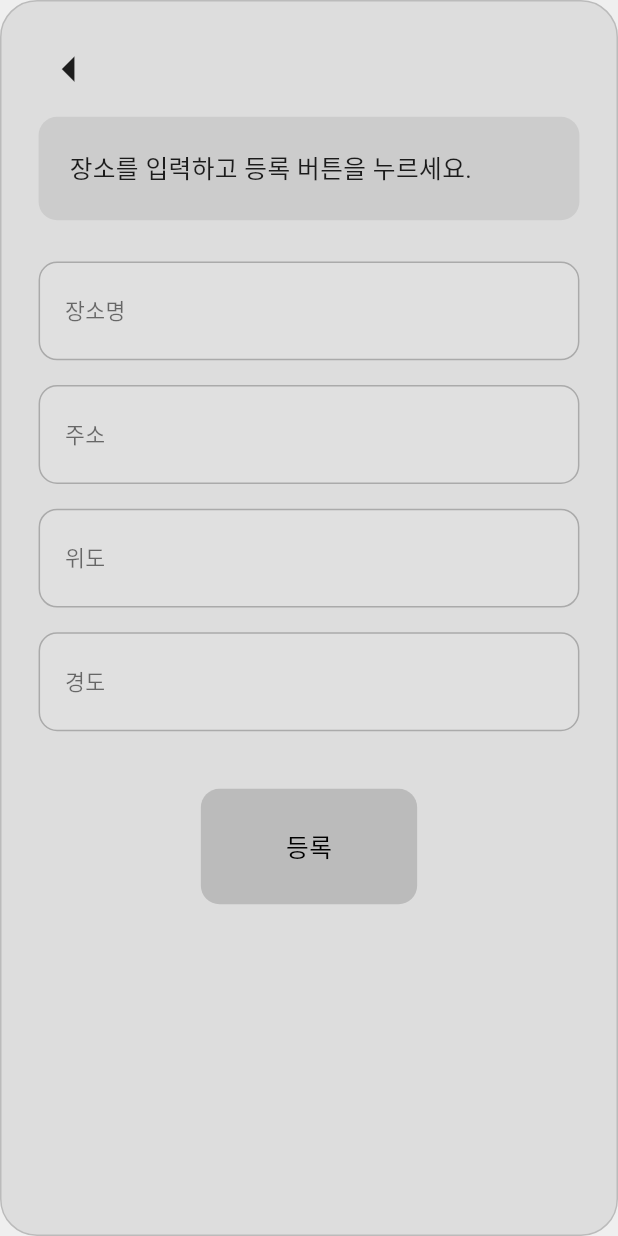
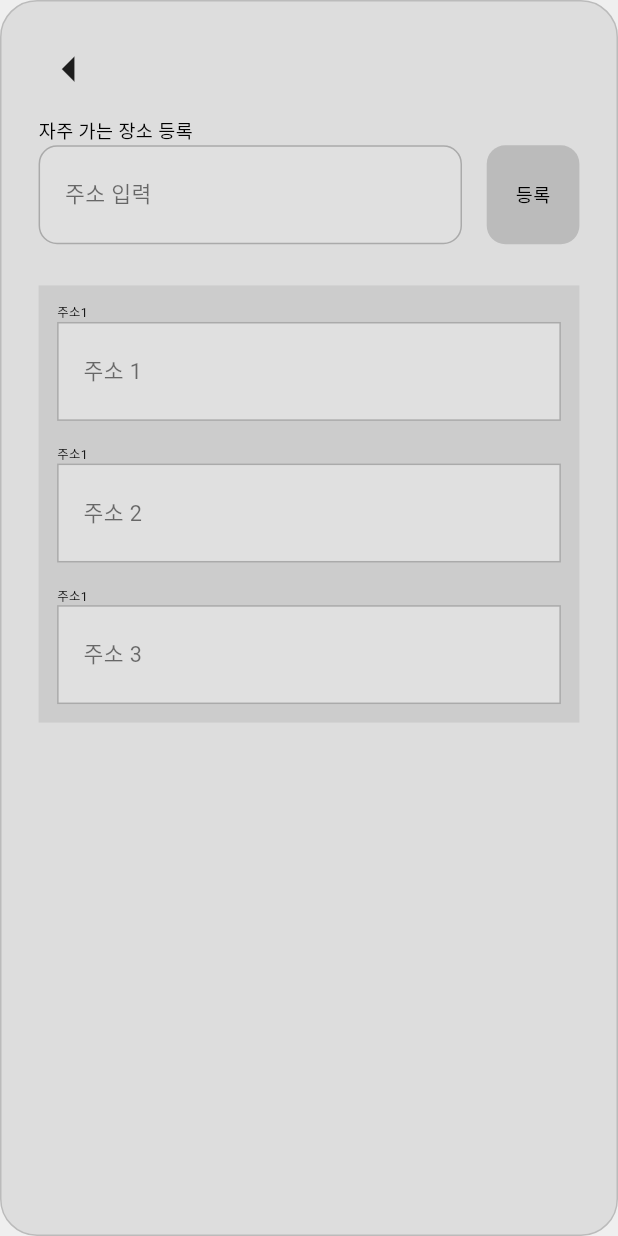
Before and after one commit to kimhyerim0000/my_app, a Flutter app: the UI2Screen screen opened directly, on a phone screen of 412 x 824 dp. Run offline on Flutter 3.47's test engine with Material 3 defaults, Android fonts, the phone set to English and light mode, and no system bars.

Commit message:
ui2 하는중중

```diff
--- a/lib/ui2_screen.dart
+++ b/lib/ui2_screen.dart
@@ -24,77 +24,31 @@ class UI2Screen extends StatelessWidget {
             padding: EdgeInsets.all(12 * scaleW),
             child: Column(
               crossAxisAlignment: CrossAxisAlignment.start,
-              children: [Align(
+              children: [
+                Align(
                   alignment: Alignment.topLeft,
                   child: GestureDetector(
                     onTap: () {
-
-      //Navigator.pop(context); // 이전 화면으로 돌아가기
-
+                      Navigator.pop(context);
                     },
                     child: Icon(
-      Icons.arrow_left, // 삼각형 느낌의 왼쪽 화살표
+                      Icons.arrow_left,
                       size: 20 * scaleW,
                       color: Colors.black87,
                     ),
                   ),
                 ),
                 SizedBox(height: 4 * scaleH),
-
-                // 상단 회색 상자 (장소 입력 안내)
-                Container(
-                  width: double.infinity,
-                  padding: EdgeInsets.symmetric(
-                      vertical: 8 * scaleH, horizontal: 10 * scaleW),
-                  decoration: BoxDecoration(
-                    color: const Color(0xFFCCCCCC),
-                    borderRadius: BorderRadius.circular(6 * scaleW),
-                  ),
-                  child: Text(
-                    '장소를 입력하고 등록 버튼을 누르세요.',
-                    style: TextStyle(
-                      fontSize: 8 * scaleW,
-                      color: Colors.black87,
-                    ),
-                  ),
+                Text("자주 가는 장소 등록", style: TextStyle(color: Colors.black, fontSize:6*scaleW)),
+                Row(
+                  children: [
+                    Expanded(child: _inputField('주소 입력', scaleW, scaleH)),
+                    SizedBox(width: 8 * scaleW),
+                    RegisterButton(scaleW: scaleW, scaleH: scaleH),
+                  ],
                 ),
                 SizedBox(height: 10 * scaleH),
-
-                // 입력 필드 1
-                _inputField('장소명', scaleW, scaleH),
-                SizedBox(height: 6 * scaleH),
-
-                // 입력 필드 2
-                _inputField('주소', scaleW, scaleH),
-                SizedBox(height: 6 * scaleH),
-
-                // 입력 필드 3
-                _inputField('위도', scaleW, scaleH),
-                SizedBox(height: 6 * scaleH),
-
-                // 입력 필드 4
-                _inputField('경도', scaleW, scaleH),
-                SizedBox(height: 14 * scaleH),
-
-                // 등록 버튼
-                Center(
-                  child: Container(
-                    width: 70 * scaleW,
-                    height: 28 * scaleH,
-                    decoration: BoxDecoration(
-                      color: const Color(0xFFBBBBBB),
-                      borderRadius: BorderRadius.circular(6 * scaleW),
-                    ),
-                    alignment: Alignment.center,
-                    child: Text(
-                      '등록',
-                      style: TextStyle(
-                        fontSize: 8 * scaleW,
-                        color: Colors.black,
-                      ),
-                    ),
-                  ),
-                ),
+                InputFieldsColumn(scaleW: scaleW, scaleH: scaleH),
               ],
             ),
           ),
@@ -125,3 +79,82 @@ SizedBox(height: 4 * scaleH),
     );
   }
 }
+
+class InputFieldsColumn extends StatelessWidget {
+  final double scaleW;
+  final double scaleH;
+  const InputFieldsColumn({super.key, required this.scaleW, required this.scaleH});
+
+  @override
+  Widget build(BuildContext context) {
+    return Container(
+  padding: EdgeInsets.all(6 * scaleW),
+  decoration: BoxDecoration(
+    color: const Color(0xFFCCCCCC),
+    borderRadius: BorderRadius.circular(0),
+  ),
+  child: Column(
+    crossAxisAlignment: CrossAxisAlignment.start,
+    children: [
+      Text("주소1", style: TextStyle(color: Colors.black, fontSize:4*scaleW)),
+      _inputField('주소 1'),
+      SizedBox(height: 6 * scaleH),
+      Text("주소1", style: TextStyle(color: Colors.black, fontSize:4*scaleW)),
+      _inputField('주소 2'),
+      SizedBox(height: 6 * scaleH),
+      Text("주소1", style: TextStyle(color: Colors.black, fontSize:4*scaleW)),
+      _inputField('주소 3'),
+    ],
+  ),
+);
+
+  }
+
+  Widget _inputField(String hint) {
+    return Container(
+      padding: EdgeInsets.symmetric(horizontal: 8 * scaleW),
+      height: 24 * scaleH,
+      decoration: BoxDecoration(
+        color: const Color(0xFFE0E0E0),
+        borderRadius: BorderRadius.circular(0),
+        border: Border.all(color: const Color(0xFFAAAAAA)),
+      ),
+      child: Align(
+        alignment: Alignment.centerLeft,
+        child: Text(
+          hint,
+          style: TextStyle(
+            fontSize: 7 * scaleW,
+            color: Colors.black54,
+          ),
+        ),
+      ),
+    );
+  }
+}
+
+class RegisterButton extends StatelessWidget {
+  final double scaleW;
+  final double scaleH;
+  const RegisterButton({super.key, required this.scaleW, required this.scaleH});
+
+  @override
+  Widget build(BuildContext context) {
+    return Container(
+      width: 30 * scaleW,
+      height: 24 * scaleH,
+      decoration: BoxDecoration(
+        color: const Color(0xFFBBBBBB),
+        borderRadius: BorderRadius.circular(6 * scaleW),
+      ),
+      alignment: Alignment.center,
+      child: Text(
+        '등록',
+        style: TextStyle(
+          fontSize: 6 * scaleW,
+          color: Colors.black,
+        ),
+      ),
+    );
+  }
+}
```
Lines whose indentation alone changed are shown as unchanged.
